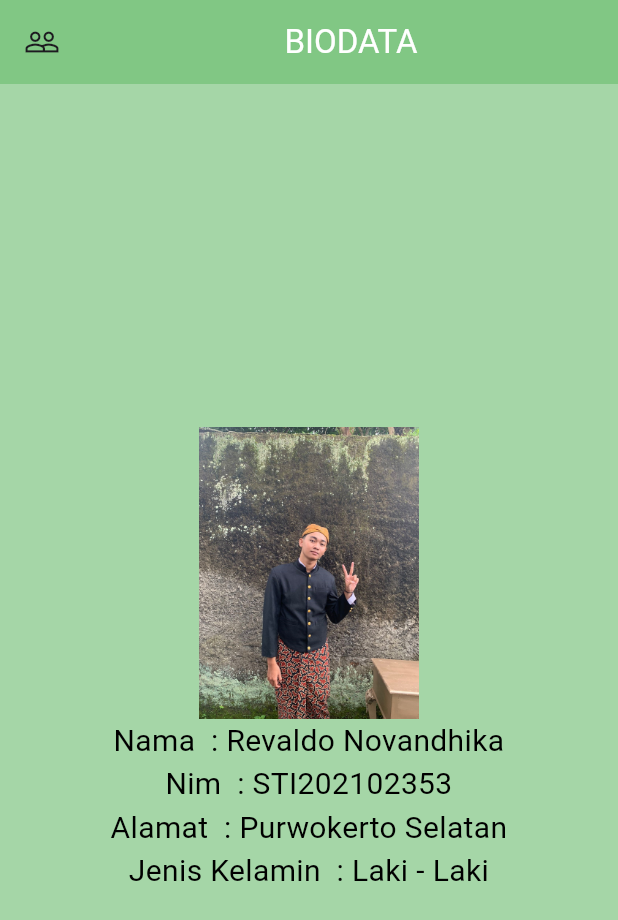
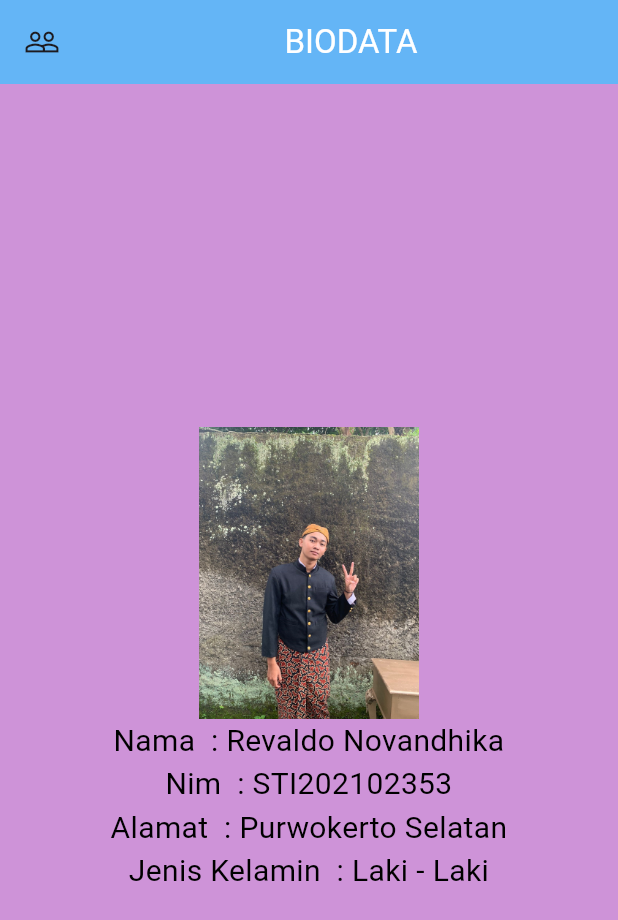
Before and after one commit to revaldonovan/jobshet-MPL-STI202102353, a Flutter app: the screen it shows after launch, on a phone screen of 412 x 824 dp. Shown: the top 920 px of the screen. Run offline on Flutter 3.47's test engine with Material 3 defaults, Android fonts, the phone set to English and light mode, and no system bars.

Commit message:
first commit

```diff
--- a/lib/main.dart
+++ b/lib/main.dart
@@ -9,9 +9,9 @@ import 'package:flutter/material.dart';
   @override
   Widget build(BuildContext context){
     return new Scaffold(
-      backgroundColor: Colors.green[200],
+      backgroundColor: Colors.purple[200],
       appBar:new AppBar(
-        backgroundColor: Colors.green[300],
+        backgroundColor: Colors.blue[300],
         leading: new Icon (Icons.people_outline),
         title: new Center(
           child:  Text(
```
Also changed, not shown: 2 other files.
